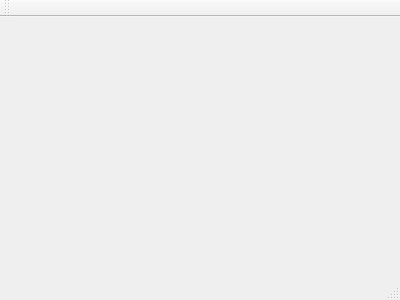
This is filmlister/mainwindow.ui in RomanChernooki/Laba2 as Qt 5 draws it before an edit. The edited form follows.
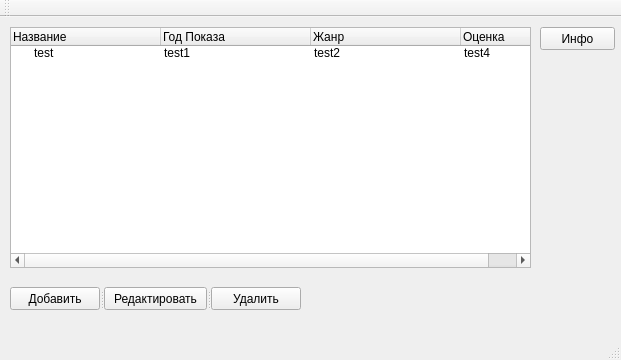
This is the edited form.

Commit message: Спроектировал главное окно. Нуждается в доработке.

Patch:
```diff
--- a/filmlister/mainwindow.ui
+++ b/filmlister/mainwindow.ui
@@ -1,24 +1,128 @@
 <ui version="4.0">
  <class>MainWindow</class>
- <widget class="QMainWindow" name="MainWindow" >
-  <property name="geometry" >
+ <widget class="QMainWindow" name="MainWindow">
+  <property name="geometry">
    <rect>
     <x>0</x>
     <y>0</y>
-    <width>400</width>
-    <height>300</height>
+    <width>621</width>
+    <height>360</height>
    </rect>
   </property>
   <property name="windowTitle" >
    <string>MainWindow</string>
   </property>
-  <widget class="QMenuBar" name="menuBar" />
-  <widget class="QToolBar" name="mainToolBar" />
-  <widget class="QWidget" name="centralWidget" />
-  <widget class="QStatusBar" name="statusBar" />
+  <widget class="QWidget" name="centralWidget">
+   <widget class="QTreeWidget" name="treeWidget">
+    <property name="geometry">
+     <rect>
+      <x>10</x>
+      <y>10</y>
+      <width>521</width>
+      <height>241</height>
+     </rect>
+    </property>
+    <attribute name="headerDefaultSectionSize">
+     <number>150</number>
+    </attribute>
+    <column>
+     <property name="text">
+      <string>Название</string>
+     </property>
+    </column>
+    <column>
+     <property name="text">
+      <string>Год Показа</string>
+     </property>
+    </column>
+    <column>
+     <property name="text">
+      <string>Жанр</string>
+     </property>
+    </column>
+    <column>
+     <property name="text">
+      <string>Оценка</string>
+     </property>
+    </column>
+    <item>
+     <property name="text">
+      <string>test</string>
+     </property>
+     <property name="text">
+      <string>test1</string>
+     </property>
+     <property name="text">
+      <string>test2</string>
+     </property>
+     <property name="text">
+      <string>test4</string>
+     </property>
+    </item>
+   </widget>
+   <widget class="QPushButton" name="infoButton">
+    <property name="geometry">
+     <rect>
+      <x>540</x>
+      <y>10</y>
+      <width>75</width>
+      <height>23</height>
+     </rect>
+    </property>
+    <property name="text">
+     <string>Инфо</string>
+    </property>
+   </widget>
+   <widget class="QSplitter" name="splitter">
+    <property name="geometry">
+     <rect>
+      <x>10</x>
+      <y>270</y>
+      <width>291</width>
+      <height>23</height>
+     </rect>
+    </property>
+    <property name="orientation">
+     <enum>Qt::Horizontal</enum>
+    </property>
+    <widget class="QPushButton" name="addButton">
+     <property name="text">
+      <string>Добавить</string>
+     </property>
+    </widget>
+    <widget class="QPushButton" name="editButton">
+     <property name="text">
+      <string>Редактировать</string>
+     </property>
+    </widget>
+    <widget class="QPushButton" name="deleteButton">
+     <property name="text">
+      <string>Удалить</string>
+     </property>
+    </widget>
+   </widget>
+  </widget>
+  <widget class="QMenuBar" name="menuBar">
+   <property name="geometry">
+    <rect>
+     <x>0</x>
+     <y>0</y>
+     <width>621</width>
+     <height>21</height>
+    </rect>
+   </property>
+  </widget>
+  <widget class="QToolBar" name="mainToolBar">
+   <attribute name="toolBarArea">
+    <enum>TopToolBarArea</enum>
+   </attribute>
+   <attribute name="toolBarBreak">
+    <bool>false</bool>
+   </attribute>
+  </widget>
+  <widget class="QStatusBar" name="statusBar"/>
  </widget>
- <layoutDefault spacing="6" margin="11" />
- <pixmapfunction></pixmapfunction>
+ <layoutdefault spacing="6" margin="11"/>
  <resources/>
  <connections/>
 </ui>
```
Left out of the diff: 3 changed lines with no effect on the pictures.
